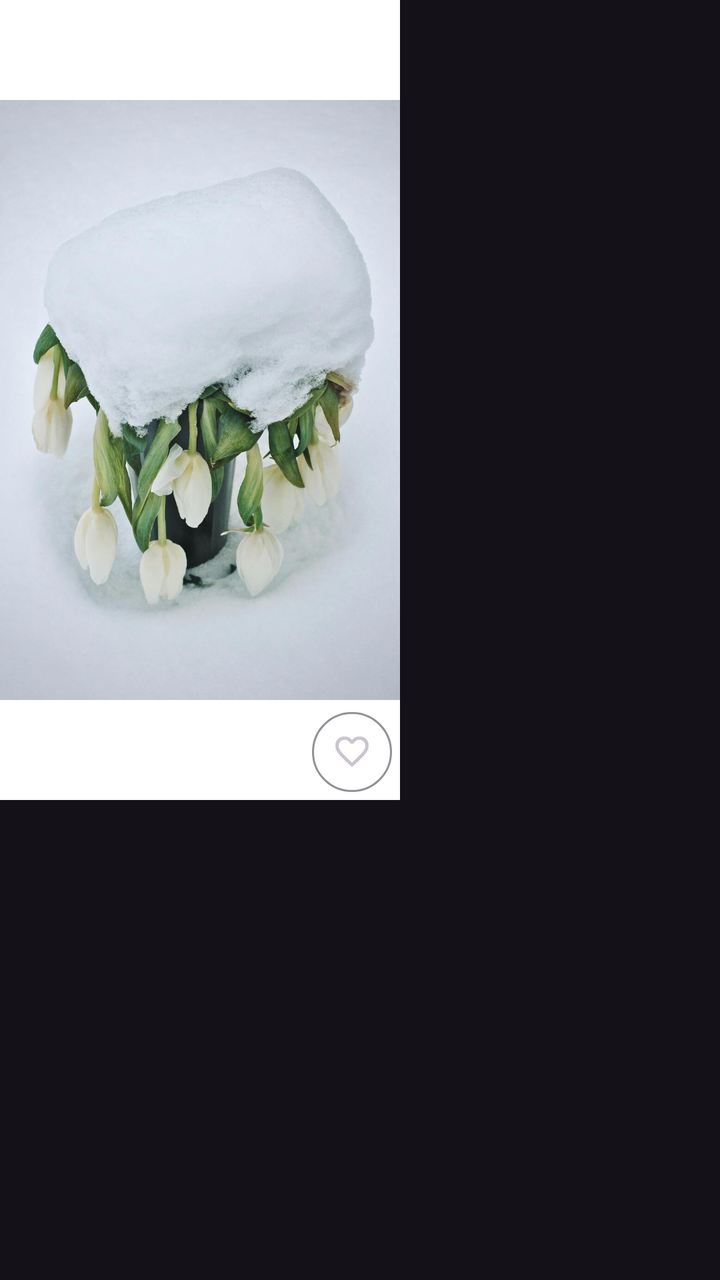
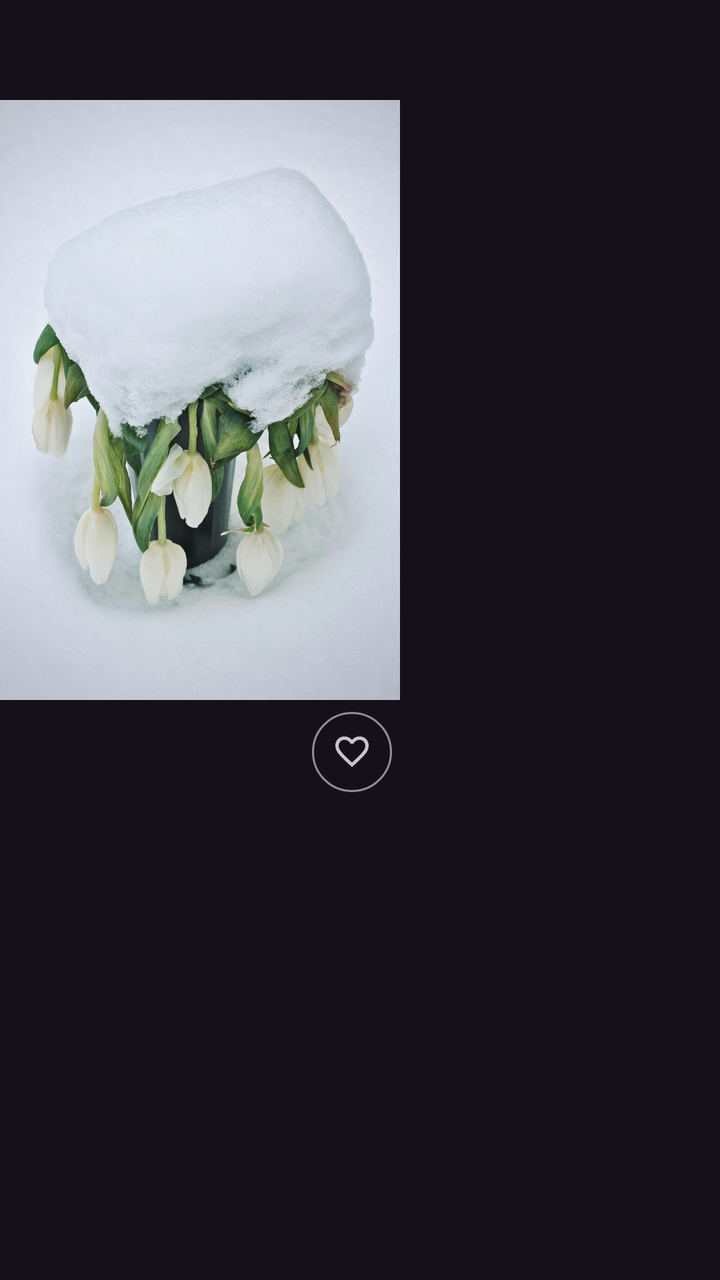

Screens rendered from an Android XML layout before and after an edit, with the pre-edit source and the edit as a unified diff.
<!-- AndroidManifest.xml: application theme Theme.ScrapbookWidget -->
<!-- res/layout/fragment_photo_dialog.xml -->
<?xml version="1.0" encoding="utf-8"?>
<layout xmlns:android="http://schemas.android.com/apk/res/android"
    xmlns:tools="http://schemas.android.com/tools"
    xmlns:app="http://schemas.android.com/apk/res-auto"
    tools:context=".ui.PhotoDialogFragment">

    <FrameLayout
        android:id="@+id/container"
        android:layout_width="match_parent"
        android:layout_height="match_parent">
        <androidx.constraintlayout.widget.ConstraintLayout
            android:id="@+id/photo_back"
            android:layout_width="200dp"
            android:layout_height="400dp"
            android:background="@color/white">

            <TextView
                android:layout_width="wrap_content"
                android:layout_height="wrap_content"
                android:text="Hello World"
                app:layout_constraintBottom_toBottomOf="parent"
                app:layout_constraintEnd_toEndOf="parent"
                app:layout_constraintStart_toStartOf="parent"
                app:layout_constraintTop_toTopOf="parent" />
        </androidx.constraintlayout.widget.ConstraintLayout>

        <FrameLayout
            android:id="@+id/photo_front"
            android:layout_width="200dp"
            android:layout_height="400dp">
            <ImageView
                android:id="@+id/image"
                android:layout_width="match_parent"
                android:layout_height="match_parent"
                android:src="@drawable/test__1_"/>

            <LinearLayout
                android:layout_width="wrap_content"
                android:layout_height="wrap_content"
                android:orientation="horizontal"
                android:layout_gravity="bottom|end">
                <Button
                    style="?attr/materialIconButtonOutlinedStyle"
                    android:layout_width="wrap_content"
                    android:layout_height="wrap_content"
                    android:checkable="true"
                    app:icon="@drawable/toggle_heart_icon_button_selector"/>
            </LinearLayout>
        </FrameLayout>
    </FrameLayout>

</layout>
<!-- resources referenced by this layout -->
<resources>
  <color name="white">#FFFFFFFF</color>
  <!-- drawable test__1_: jpg bitmap (drawable, 64837 bytes) -->
  <!-- drawable toggle_heart_icon_button_selector (drawable) -->
  <?xml version="1.0" encoding="utf-8"?>
  <selector xmlns:android="http://schemas.android.com/apk/res/android">
      <item android:state_checked="true" android:drawable="@drawable/heart_filled_24"/>
      <item android:drawable="@drawable/heart_outline_24"/>
  </selector>
  <style name="Theme.ScrapbookWidget" parent="Base.Theme.ScrapbookWidget" />
  <!-- drawable heart_filled_24 (drawable) -->
  <vector xmlns:android="http://schemas.android.com/apk/res/android"
      android:width="24dp"
      android:height="24dp"
      android:viewportWidth="960"
      android:viewportHeight="960"
      android:tint="?attr/colorControlNormal">
    <path
        android:fillColor="@android:color/white"
        android:pathData="M480,840L422,788Q321,697 255,631Q189,565 150,512.5Q111,460 95.5,416Q80,372 80,326Q80,232 143,169Q206,106 300,106Q352,106 399,128Q446,150 480,190Q514,150 561,128Q608,106 660,106Q754,106 817,169Q880,232 880,326Q880,372 864.5,416Q849,460 810,512.5Q771,565 705,631Q639,697 538,788L480,840Z"/>
  </vector>
  <!-- drawable heart_outline_24 (drawable) -->
  <vector xmlns:android="http://schemas.android.com/apk/res/android"
      android:width="24dp"
      android:height="24dp"
      android:viewportWidth="960"
      android:viewportHeight="960"
      android:tint="?attr/colorControlNormal">
    <path
        android:fillColor="@android:color/white"
        android:pathData="M480,840L422,788Q321,697 255,631Q189,565 150,512.5Q111,460 95.5,416Q80,372 80,326Q80,232 143,169Q206,106 300,106Q352,106 399,128Q446,150 480,190Q514,150 561,128Q608,106 660,106Q754,106 817,169Q880,232 880,326Q880,372 864.5,416Q849,460 810,512.5Q771,565 705,631Q639,697 538,788L480,840ZM480,732Q576,646 638,584.5Q700,523 736,477.5Q772,432 786,396.5Q800,361 800,326Q800,266 760,226Q720,186 660,186Q613,186 573,212.5Q533,239 518,280L518,280L442,280L442,280Q427,239 387,212.5Q347,186 300,186Q240,186 200,226Q160,266 160,326Q160,361 174,396.5Q188,432 224,477.5Q260,523 322,584.5Q384,646 480,732ZM480,459Q480,459 480,459Q480,459 480,459Q480,459 480,459Q480,459 480,459Q480,459 480,459Q480,459 480,459Q480,459 480,459Q480,459 480,459L480,459L480,459L480,459Q480,459 480,459Q480,459 480,459Q480,459 480,459Q480,459 480,459Q480,459 480,459Q480,459 480,459Q480,459 480,459Q480,459 480,459Z"/>
  </vector>
  <style name="Base.Theme.ScrapbookWidget" parent="Theme.Material3.Dark.NoActionBar">
          
          
      </style>
</resources>

<!-- the commit's change to res/layout/fragment_photo_dialog.xml (unified diff, before → after) -->
@@ -2,7 +2,7 @@
 <layout xmlns:android="http://schemas.android.com/apk/res/android"
     xmlns:tools="http://schemas.android.com/tools"
     xmlns:app="http://schemas.android.com/apk/res-auto"
-    tools:context=".ui.PhotoDialogFragment">
+    tools:context=".ui.scrapbookview.PhotoDialogFragment">
 
     <FrameLayout
         android:id="@+id/container"
@@ -12,12 +12,14 @@
             android:id="@+id/photo_back"
             android:layout_width="200dp"
             android:layout_height="400dp"
-            android:background="@color/white">
+            android:background="@color/white"
+            android:alpha="0">
 
             <TextView
+                android:text="Hello World"
+                android:id="@+id/hidden_text"
                 android:layout_width="wrap_content"
                 android:layout_height="wrap_content"
-                android:text="Hello World"
                 app:layout_constraintBottom_toBottomOf="parent"
                 app:layout_constraintEnd_toEndOf="parent"
                 app:layout_constraintStart_toStartOf="parent"
@@ -29,10 +31,10 @@
             android:layout_width="200dp"
             android:layout_height="400dp">
             <ImageView
-                android:id="@+id/image"
+                android:src="@drawable/test__1_"
+                android:id="@+id/zoom_photo"
                 android:layout_width="match_parent"
-                android:layout_height="match_parent"
-                android:src="@drawable/test__1_"/>
+                android:layout_height="match_parent"/>
 
             <LinearLayout
                 android:layout_width="wrap_content"
